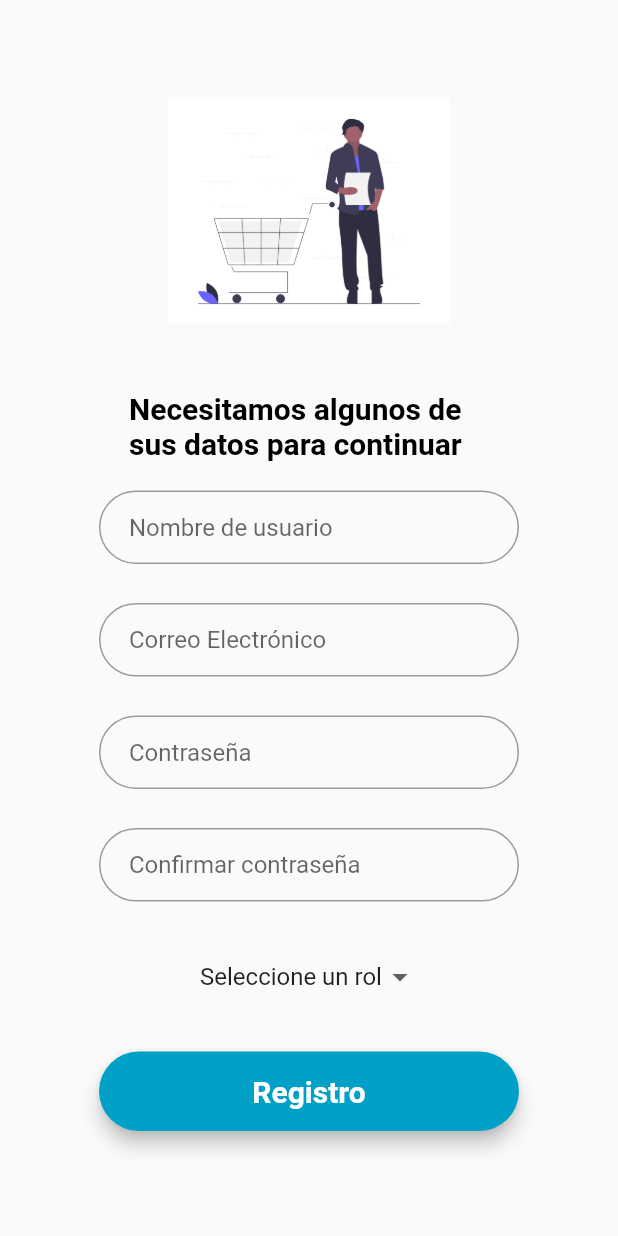
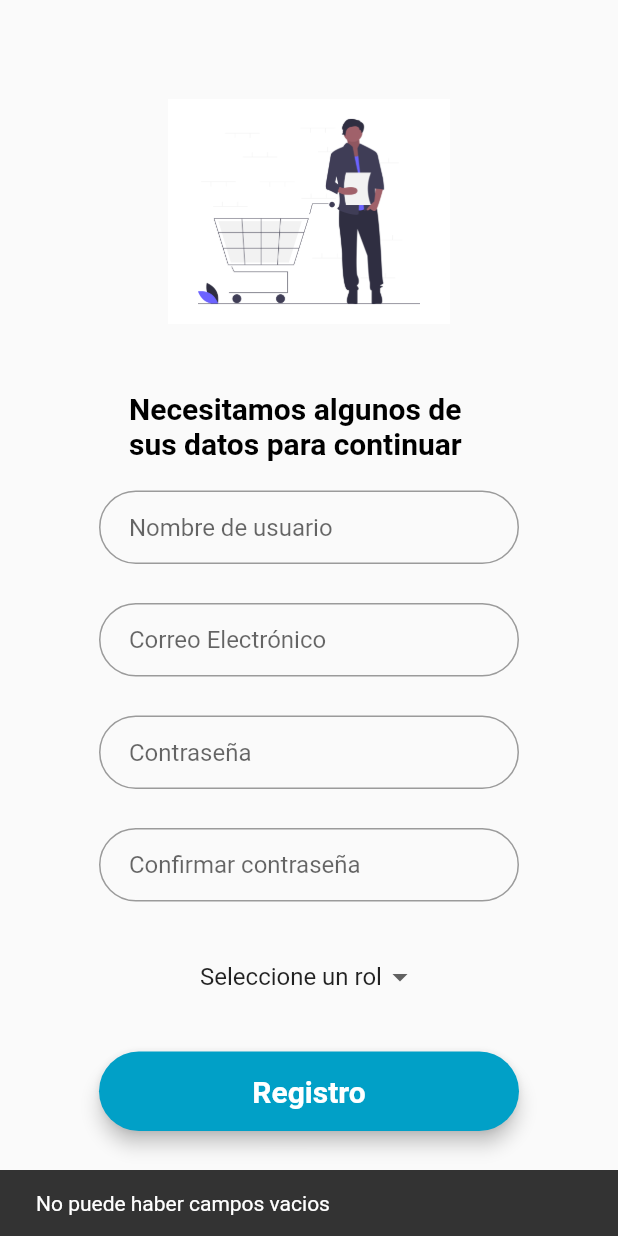
Before and after one commit to UEHG260899/PA-Evaluacion-1, a Flutter app: the RegistroView screen opened directly, after a tap on "Registro", on a phone screen of 412 x 824 dp. Run offline on Flutter 3.47's test engine with Material 2 defaults, Android fonts, the phone set to English and light mode, and no system bars; our stand-ins replace firebase_auth, firebase_core, firebase_database; accounts and stored records are empty; Roboto replaces fonts that are missing (Montserrat).

Commit message:
agregado : registro de usuarios

```diff
--- a/lib/src/auth/views/registro_view.dart
+++ b/lib/src/auth/views/registro_view.dart
@@ -1,6 +1,8 @@
 import 'dart:ui';
 
 import 'package:flutter/material.dart';
+import 'package:firebase_auth/firebase_auth.dart';
+import 'package:firebase_database/firebase_database.dart';
 
 class RegistroView extends StatefulWidget {
   RegistroView({Key? key}) : super(key: key);
@@ -10,7 +12,6 @@ class RegistroView extends StatefulWidget {
 }
 
 class _RegistroViewState extends State<RegistroView> {
-
   TextStyle style = TextStyle(fontFamily: 'Montserrat', fontSize: 20.0);
   String dropDownRole = "Seleccione un rol";
 
@@ -19,6 +20,10 @@ class _RegistroViewState extends State<RegistroView> {
   TextEditingController? userController;
   TextEditingController? passController;
   TextEditingController? confPassController;
+
+  //Instancias firebase
+  final FirebaseAuth _auth = FirebaseAuth.instance;
+  final DatabaseReference _dbRef = FirebaseDatabase.instance.reference();
 
   @override
   void initState() {
@@ -29,7 +34,6 @@ class _RegistroViewState extends State<RegistroView> {
     passController = new TextEditingController();
     confPassController = new TextEditingController();
   }
-
 
   @override
   Widget build(BuildContext context) {
@@ -61,20 +65,29 @@ class _RegistroViewState extends State<RegistroView> {
                       style: TextStyle(
                           color: Colors.black,
                           fontSize: 20.0,
-                        fontWeight: FontWeight.bold
-                      ),
+                          fontWeight: FontWeight.bold),
                     ),
                   ),
                   userField(),
-                  SizedBox(height: 26.0,),
+                  SizedBox(
+                    height: 26.0,
+                  ),
                   emailField(),
-                  SizedBox(height: 26.0,),
+                  SizedBox(
+                    height: 26.0,
+                  ),
                   passField(),
-                  SizedBox(height: 26.0,),
+                  SizedBox(
+                    height: 26.0,
+                  ),
                   confPassField(),
-                  SizedBox(height: 26.0,),
+                  SizedBox(
+                    height: 26.0,
+                  ),
                   roleSelect(),
-                  SizedBox(height: 26.0,),
+                  SizedBox(
+                    height: 26.0,
+                  ),
                   registroBtn(),
                 ],
               ),
@@ -85,7 +98,7 @@ class _RegistroViewState extends State<RegistroView> {
     );
   }
 
-  Widget userField(){
+  Widget userField() {
     return TextField(
       controller: userController,
       keyboardType: TextInputType.text,
@@ -109,7 +122,7 @@ class _RegistroViewState extends State<RegistroView> {
     );
   }
 
-  Widget passField(){
+  Widget passField() {
     return TextField(
       controller: passController,
       obscureText: true,
@@ -122,7 +135,7 @@ class _RegistroViewState extends State<RegistroView> {
     );
   }
 
-  Widget confPassField(){
+  Widget confPassField() {
     return TextField(
       controller: confPassController,
       obscureText: true,
@@ -135,22 +148,20 @@ class _RegistroViewState extends State<RegistroView> {
     );
   }
 
-  Widget roleSelect(){
+  Widget roleSelect() {
     return DropdownButton(
       value: dropDownRole,
       underline: Container(
-        decoration: BoxDecoration(
-          borderRadius: BorderRadius.circular(32.0)
+        decoration: BoxDecoration(borderRadius: BorderRadius.circular(32.0)),
       ),
-      ),
-      onChanged: (String? nuevoRol){
+      onChanged: (String? nuevoRol) {
         setState(() {
           dropDownRole = nuevoRol!;
         });
         print(dropDownRole);
       },
-      items: <String>['Seleccione un rol','Vendedor', 'Comprador']
-        .map<DropdownMenuItem<String>>((String value){
+      items: <String>['Seleccione un rol', 'Vendedor', 'Comprador']
+          .map<DropdownMenuItem<String>>((String value) {
         return DropdownMenuItem<String>(
           value: value,
           child: Text(value),
@@ -176,20 +187,79 @@ class _RegistroViewState extends State<RegistroView> {
     );
   }
 
-
   //Metodos aparte
 
-  registrar(){
-    //bool result = validaciones();
-    print('Hola');
+  registrar() async {
+    int result = validaciones();
+    if (result == 0) {
+      try {
+        _auth.createUserWithEmailAndPassword(
+            email: emailController!.text, password: passController!.text);
+        if (dropDownRole == 'Vendedor') {
+          _dbRef.child('vendedores').push().set({
+            'user': userController!.text,
+            'email': emailController!.text
+          }).then((value) {
+            emailController!.text = '';
+            passController!.text = '';
+            confPassController!.text = '';
+            userController!.text = '';
+            setState(() {
+              dropDownRole = 'Seleccione un rol';
+            });
+          });
+        } else {
+          _dbRef.child('compradores').push().set({
+            'user': userController!.text,
+            'email': emailController!.text
+          }).then((value) {
+            emailController!.text = '';
+            passController!.text = '';
+            confPassController!.text = '';
+            userController!.text = '';
+            setState(() {
+              dropDownRole = 'Seleccione un rol';
+            });
+          });
+        }
+      } on FirebaseAuthException catch (e) {
+        if (e.code == 'weak.password') {
+          customSnack('La contraseña es muy débil');
+        } else if (e.code == 'email-already-in-use') {
+          customSnack('El email ya ha sido registrado en otra cuenta');
+        }
+      }
+    } else {
+      switch (result) {
+        case 1:
+          customSnack('No puede haber campos vacios');
+          break;
+        case 2:
+          customSnack('Las contraseñas no coinciden');
+          break;
+        case 3:
+          customSnack('Es necesario elegir un rol');
+          break;
+      }
+    }
   }
 
-  bool validaciones(){
-    if(emailController!.text.isEmpty || passController!.text.isEmpty
-        || dropDownRole == 'Seleccione un rol'){
-          return false;
+  int validaciones() {
+    if (emailController!.text.isEmpty || passController!.text.isEmpty) {
+      return 1;
+    } else if (passController!.text != confPassController!.text) {
+      return 2;
+    } else if (dropDownRole == 'Seleccione un rol') {
+      return 3;
     }
 
-    return true;
+    return 0;
+  }
+
+  void customSnack(String texto) {
+    final snack = SnackBar(
+      content: Text('$texto'),
+    );
+    ScaffoldMessenger.of(context).showSnackBar(snack);
   }
 }
```
Lines whose indentation alone changed are shown as unchanged.
